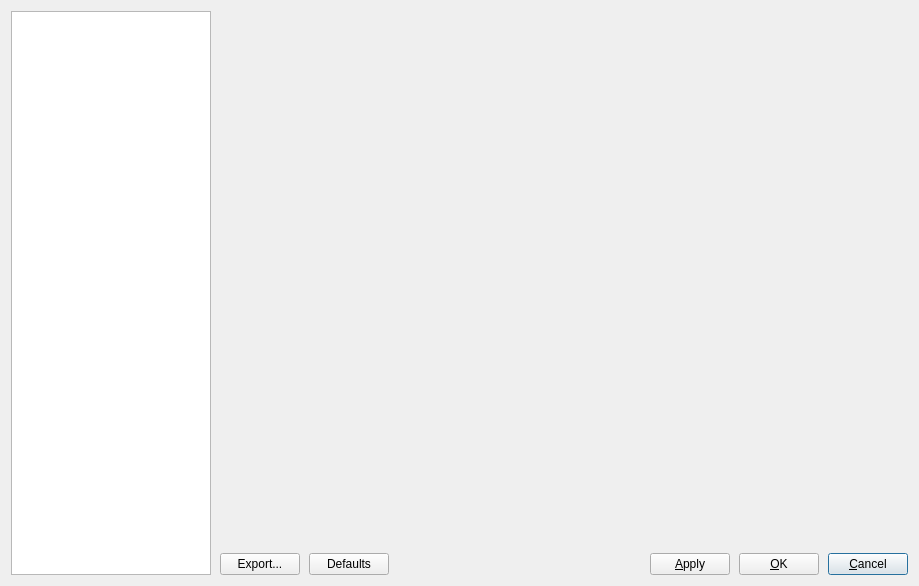
This is scribus/ui/preferencesdialogbase.ui in scribusproject/scribus as Qt 5 draws it before an edit. The edited form follows.
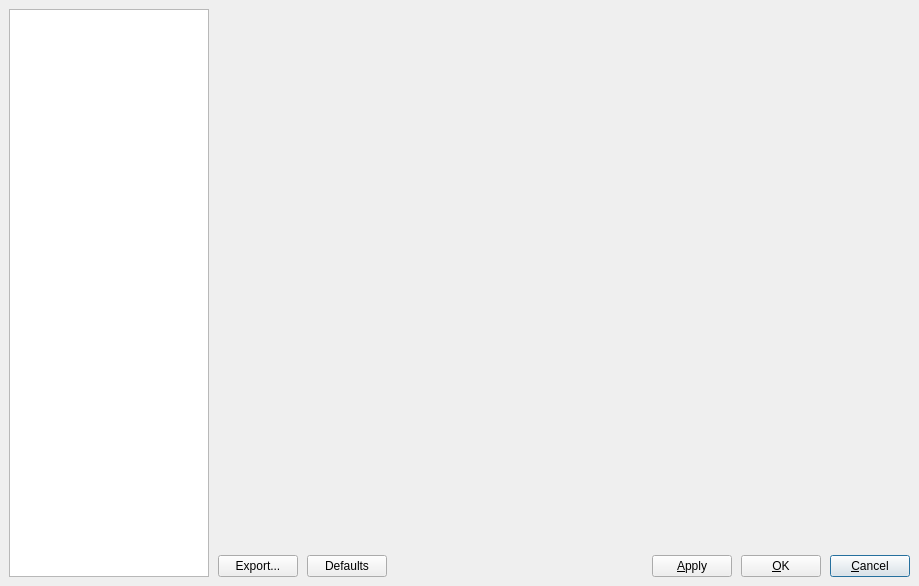
This is the edited form.

Commit message: #16415: Fix default dialog margins <bubu>

```diff
--- a/scribus/ui/preferencesdialogbase.ui
+++ b/scribus/ui/preferencesdialogbase.ui
@@ -14,6 +14,18 @@
    <string>Preferences</string>
   </property>
   <layout class="QVBoxLayout" name="verticalLayout">
+   <property name="leftMargin">
+    <number>9</number>
+   </property>
+   <property name="topMargin">
+    <number>9</number>
+   </property>
+   <property name="rightMargin">
+    <number>9</number>
+   </property>
+   <property name="bottomMargin">
+    <number>9</number>
+   </property>
    <item>
     <layout class="QHBoxLayout" name="frameHorizontalLayout">
      <property name="spacing">
```
The commit also changes 8 other files.
